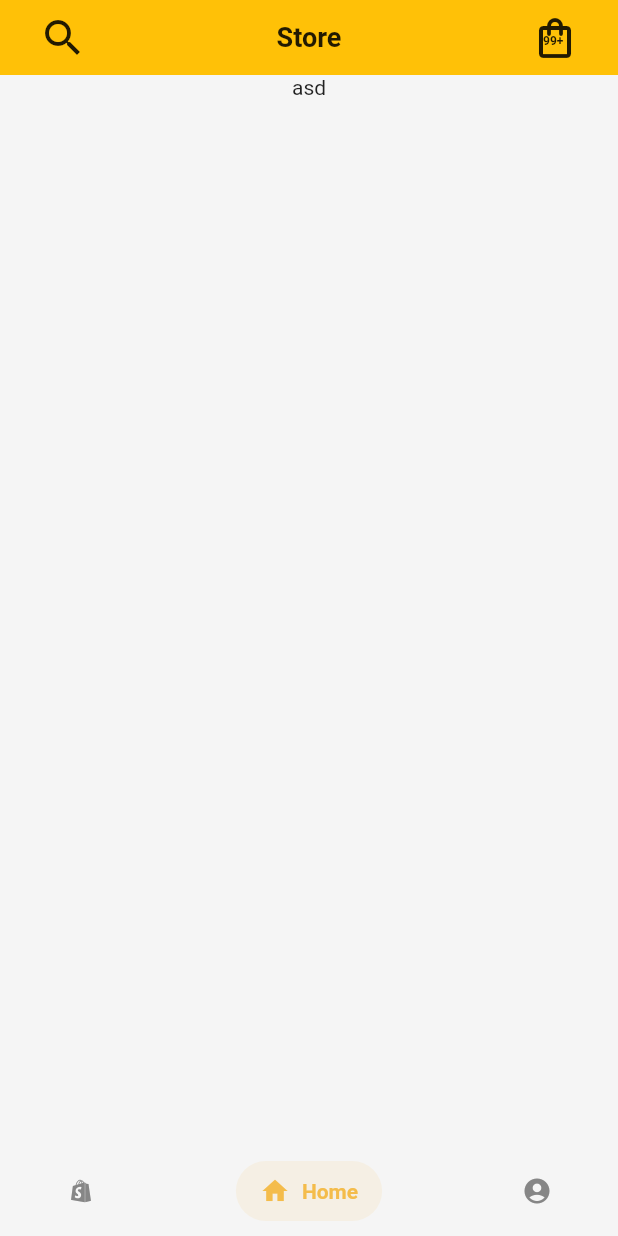
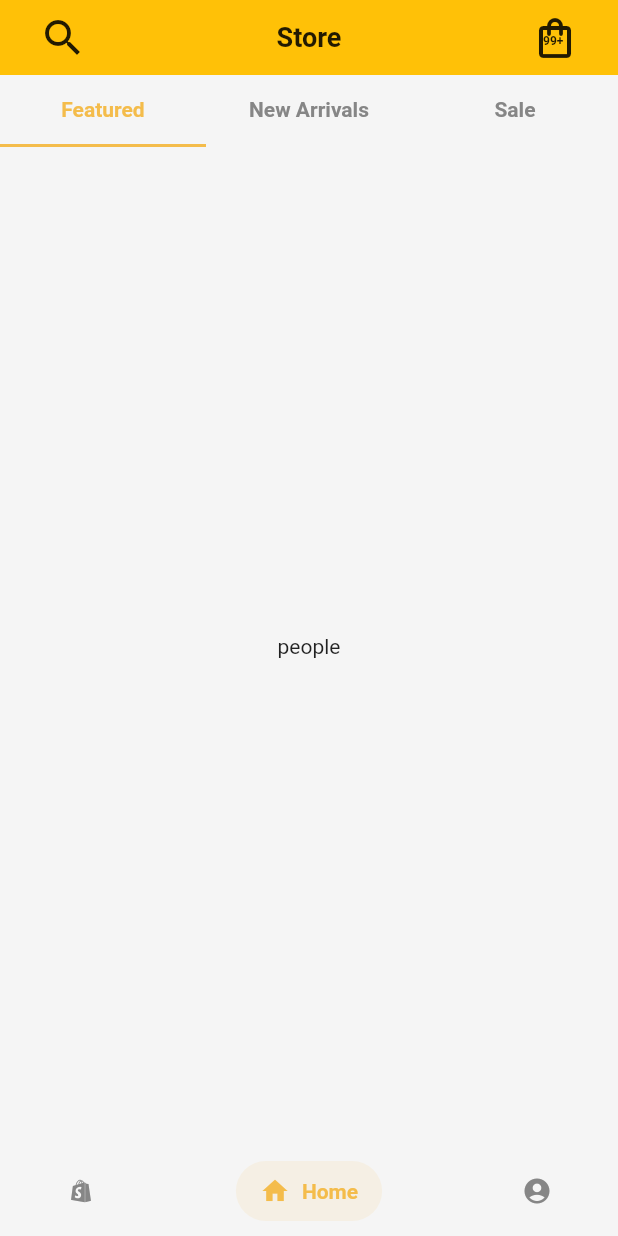
Before and after one commit to QuangDung159/flutter_ecommerce_app, a Flutter app: the screen it shows after launch, on a phone screen of 412 x 824 dp. Run offline on Flutter 3.47's test engine with Material 2 defaults, Android fonts, the phone set to English and light mode, and no system bars; drawn by our look-alikes of salomon_bottom_bar; our stand-ins replace get.

Commit message:
Main screen

```diff
--- a/lib/UI/widgets/main_bottom_bar_home_widget.dart
+++ b/lib/UI/widgets/main_bottom_bar_home_widget.dart
@@ -1,7 +1,8 @@
-// ignore_for_file: prefer_const_constructors, prefer_const_literals_to_create_immutables
+// ignore_for_file: prefer_const_constructors, prefer_const_literals_to_create_immutables, avoid_unnecessary_containers
 
 import 'package:flutter/material.dart';
 import 'package:flutter_ecommerce_app/UI/widgets/app_bar_store.dart';
+import 'package:flutter_ecommerce_app/core/constants/app_colors.dart';
 
 class MainBottomBarHomeWidget extends StatefulWidget {
   const MainBottomBarHomeWidget({super.key});
@@ -11,18 +12,60 @@ class MainBottomBarHomeWidget extends StatefulWidget {
       _MainBottomBarHomeWidgetState();
 }
 
-class _MainBottomBarHomeWidgetState extends State<MainBottomBarHomeWidget> {
+class _MainBottomBarHomeWidgetState extends State<MainBottomBarHomeWidget>
+    with SingleTickerProviderStateMixin {
+  late TabController _tabController;
+
+  @override
+  void initState() {
+    _tabController = TabController(length: 3, vsync: this);
+    super.initState();
+  }
+
+  @override
+  void dispose() {
+    super.dispose();
+    _tabController.dispose();
+  }
+
   @override
   Widget build(BuildContext context) {
     return SafeArea(
       child: Column(
         children: [
           AppBarStore(),
-          Center(
-            child: Text(
-              'asd',
+          TabBar(
+            unselectedLabelColor: AppColors.greyScale,
+            labelColor: AppColors.primary,
+            labelStyle: TextStyle(
+              fontSize: 14,
+              fontWeight: FontWeight.bold,
             ),
-          )
+            tabs: [
+              Tab(
+                text: 'Featured',
+              ),
+              Tab(
+                text: 'New Arrivals',
+              ),
+              Tab(
+                text: 'Sale',
+              )
+            ],
+            controller: _tabController,
+            indicatorSize: TabBarIndicatorSize.tab,
+            indicatorColor: AppColors.primary,
+          ),
+          Expanded(
+            child: TabBarView(
+              controller: _tabController,
+              children: [
+                Container(child: Center(child: Text('people'))),
+                Text('Person'),
+                Text('Person'),
+              ],
+            ),
+          ),
         ],
       ),
     );
--- a/lib/main.dart
+++ b/lib/main.dart
@@ -1,7 +1,6 @@
 // ignore_for_file: prefer_const_constructors
 
 import 'package:flutter/material.dart';
-import 'package:flutter/services.dart';
 import 'package:flutter_ecommerce_app/UI/screens/splash_screen.dart';
 import 'package:flutter_ecommerce_app/core/constants/app_colors.dart';
 import 'package:get/get.dart';
```
Also changed, not shown: lib/UI/widgets/tab_bar_sample.dart (added, +63 -0 lines).
